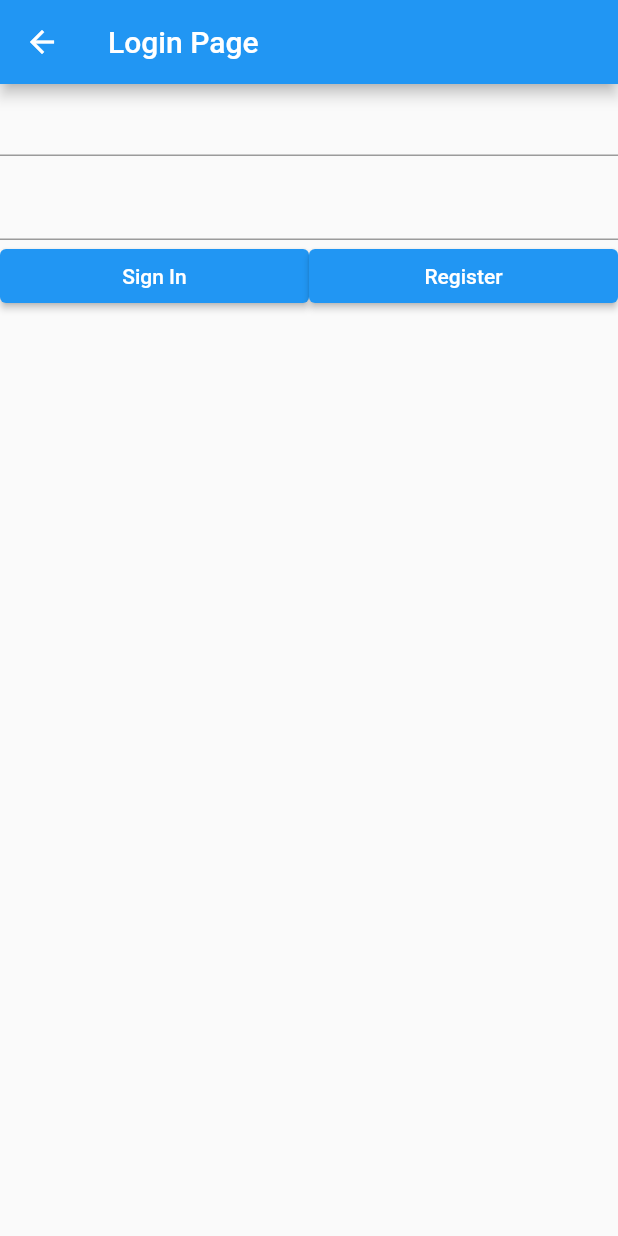
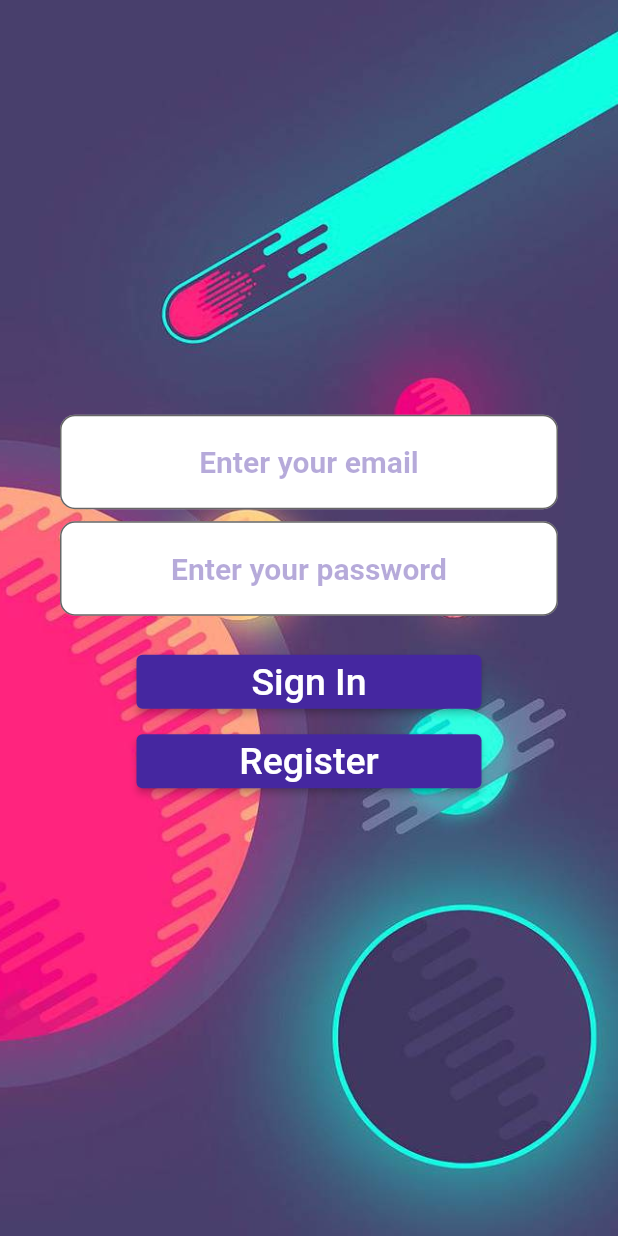
Before and after one commit to Georgi1914/Olympus-Glory, a Flutter app: the screen it shows after launch, on a phone screen of 412 x 824 dp. Run offline on Flutter 3.47's test engine with Material 2 defaults, Android fonts, the phone set to English and light mode, and no system bars; our stand-ins replace firebase_auth, firebase_core; accounts and stored records are empty.

Commit message:
Adding log in styling

```diff
--- a/rocket_booker/lib/userbased/LoginPage.dart
+++ b/rocket_booker/lib/userbased/LoginPage.dart
@@ -39,32 +39,67 @@ class _loginPageState extends State<loginPage> {
   Widget build(BuildContext context) {
     // _initializeFirebase();
     return Scaffold(
-        appBar: AppBar(
-          title: Text("Login Page"),
+        body: Container(
+          width: double.infinity,
+          decoration: const BoxDecoration(
+            image: DecorationImage(
+                image: AssetImage("assets/Space.jpg"),
+                fit: BoxFit.cover),
           ),
-        body: Form(
+          child: Form(
             key: _formKey,
             child: Column(
+              mainAxisAlignment: MainAxisAlignment.center,
               children: [
-              TextFormField(
+                Padding(
+                  padding: const EdgeInsets.fromLTRB(40, 0, 40, 0),
+                  child: TextFormField(
+                    textAlign: TextAlign.center,
+                    style: TextStyle(fontSize: 20, color: Colors.deepPurple[800], fontWeight: FontWeight.bold),
+                    decoration: InputDecoration(
+                        border: OutlineInputBorder(
+                          borderRadius: BorderRadius.circular(10.0),
+                        ),
+                        filled: true,
+                        hintStyle: TextStyle(color: Colors.deepPurple[800]?.withAlpha(100), fontSize: 20, fontWeight: FontWeight.bold),
+                        hintText: "Enter your email",
+                        fillColor: Colors.white,
+                    ),
                     controller: _emailTextController,
                     // focusNode: _focusEmail,
                     validator: (value) =>
                         Validator.validateEmail(email: value as String),
                   ),
+                ),
                 SizedBox(height: 8.0),
-              TextFormField(
+                Padding(
+                  padding: const EdgeInsets.fromLTRB(40, 0, 40, 0),
+                  child: TextFormField(
+                    style: TextStyle(fontSize: 20, color: Colors.deepPurple[800], fontWeight: FontWeight.bold),
+                    textAlign: TextAlign.center,
+                    decoration: InputDecoration(
+                      border: OutlineInputBorder(
+                        borderRadius: BorderRadius.circular(10.0),
+                      ),
+                      filled: true,
+                      hintStyle: TextStyle(color: Colors.deepPurple[800]?.withAlpha(100), fontSize: 20, fontWeight: FontWeight.bold),
+                      hintText: "Enter your password",
+                      fillColor: Colors.white,
+                    ),
                     controller: _passwordTextController,
                     // focusNode: _focusPassword,
                     obscureText: true,
                     validator: (value) =>
                         Validator.validatePassword(password: value as String),
                   ),
-              Row(
-                mainAxisAlignment: MainAxisAlignment.spaceBetween,
-                children: [
-                  Expanded(
+                ),
+                Padding(
+                  padding: const EdgeInsets.fromLTRB(8, 20, 8, 5),
+                  child: Expanded(
+                    child: SizedBox(
+                      width: 230,
                       child: ElevatedButton(
+                        style: ElevatedButton.styleFrom(primary: Colors.deepPurple[800]),
                         onPressed: () async {
                           try {
                             if (_formKey.currentState!.validate()) {
@@ -96,14 +131,23 @@ class _loginPageState extends State<loginPage> {
                             print(e);
                           }
                         },
+
+
                         child: Text(
                           'Sign In',
-                        style: TextStyle(color: Colors.white),
+                          style: TextStyle(color: Colors.white, fontSize: 25),
                         ),
                       ),
                     ),
-                  Expanded(
+                  ),
+                ),
+                Padding(
+                  padding: const EdgeInsets.fromLTRB(8, 0, 8, 0),
+                  child: Expanded(
+                    child: SizedBox(
+                      width: 230,
                       child: ElevatedButton(
+                        style: ElevatedButton.styleFrom(primary: Colors.deepPurple[800]),
                         onPressed: () {
                           Navigator.of(context).push(
                             MaterialPageRoute(
@@ -112,15 +156,16 @@ class _loginPageState extends State<loginPage> {
                         },
                         child: Text(
                           'Register',
-                        style: TextStyle(color: Colors.white),
+                          style: TextStyle(color: Colors.white, fontSize: 25),
                         ),
                       ),
                     ),
-                ],
+                  ),
                 ),
                 Text(_loginMessage),
               ],
             ),
+          ),
         ));
   }
 }
--- a/rocket_booker/pubspec.yaml
+++ b/rocket_booker/pubspec.yaml
@@ -60,9 +60,8 @@ flutter:
   uses-material-design: true
 
   # To add assets to your application, add an assets section, like this:
-  # assets:
-  #   - images/a_dot_burr.jpeg
-  #   - images/a_dot_ham.jpeg
+  assets:
+     - assets/
 
   # An image asset can refer to one or more resolution-specific "variants", see
   # https://flutter.dev/assets-and-images/#resolution-aware.
```
Also changed, not shown: rocket_booker/assets/Space.jpg (added). Lines whose indentation alone changed are shown as unchanged.
